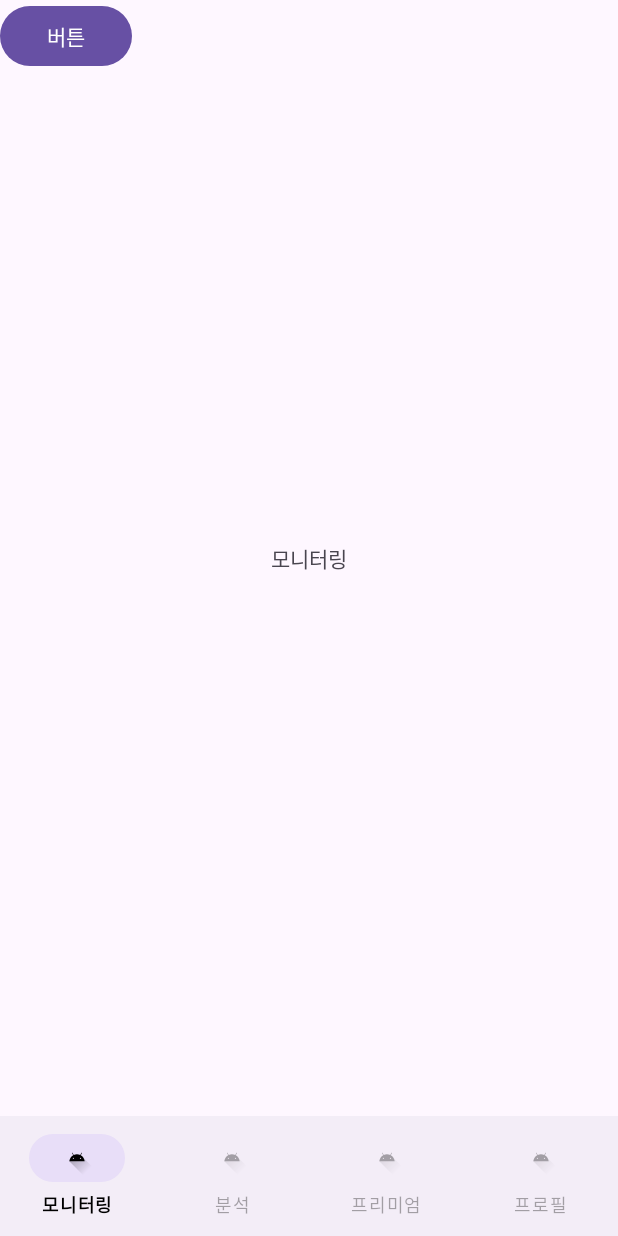
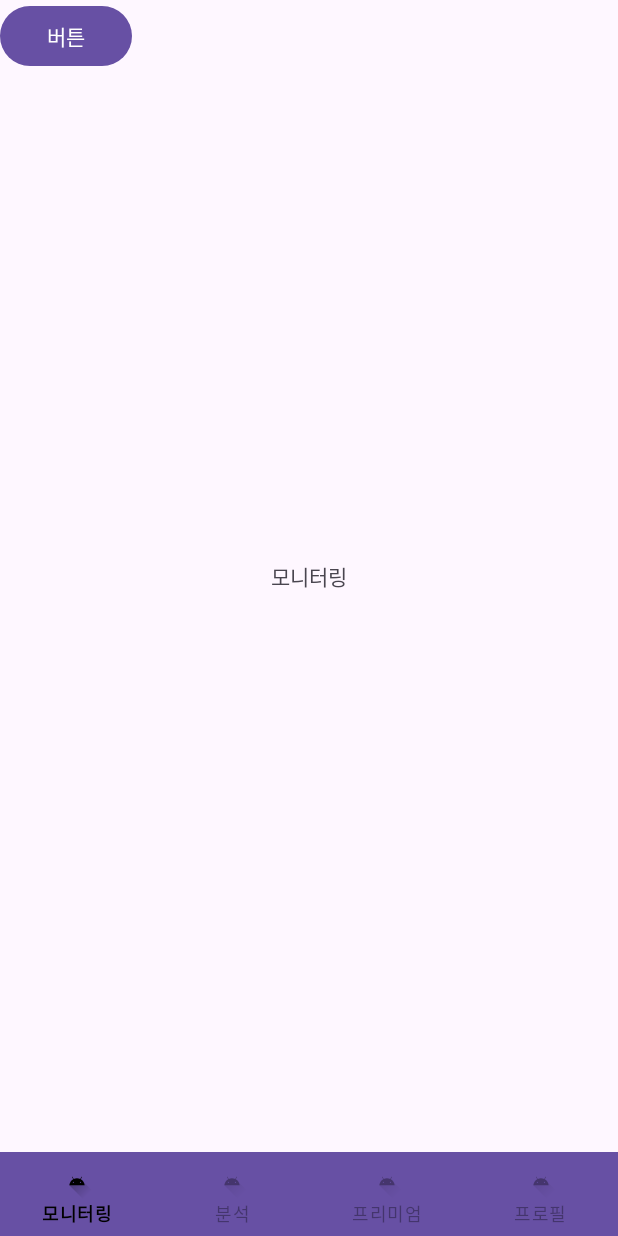
Before and after one commit to projectHeyGongC/heyGongC-android, an Android app: the ActivityMain screen opened directly, with no data from a screen before it, on a phone screen of 412 x 824 dp. Run offline under Robolectric (Android 15) with nearby library versions, the phone set to English and light mode, and no system bars.

Commit message:
바텀 네비게이션 클릭 효과 제거

```diff
--- a/app/src/main/java/com/cctv/heygongc/ActivityMain.kt
+++ b/app/src/main/java/com/cctv/heygongc/ActivityMain.kt
@@ -20,9 +20,6 @@ class ActivityMain : AppCompatActivity() {
         super.onCreate(savedInstanceState)
         mBinding = ActivityMainBinding.inflate(layoutInflater)
         setContentView(binding.root)
-
-        val monitoringFragment = MonitoringFragment()
-        supportFragmentManager.beginTransaction().replace(R.id.fragmentHost, monitoringFragment).commit()
 
         binding.bottomNavi.labelVisibilityMode = LABEL_VISIBILITY_LABELED   // label 항상 보이기
         initBottomNavigation()
--- a/app/src/main/res/layout/activity_main.xml
+++ b/app/src/main/res/layout/activity_main.xml
@@ -28,6 +28,7 @@
         android:id="@+id/bottomNavi"
         android:layout_width="match_parent"
         android:layout_height="wrap_content"
+        style="@style/Widget.MaterialComponents.BottomNavigationView.PrimarySurface"
         app:menu="@menu/navi_menu"
         android:clickable="false"
         app:itemIconTint="@drawable/menu_click_color"
```
